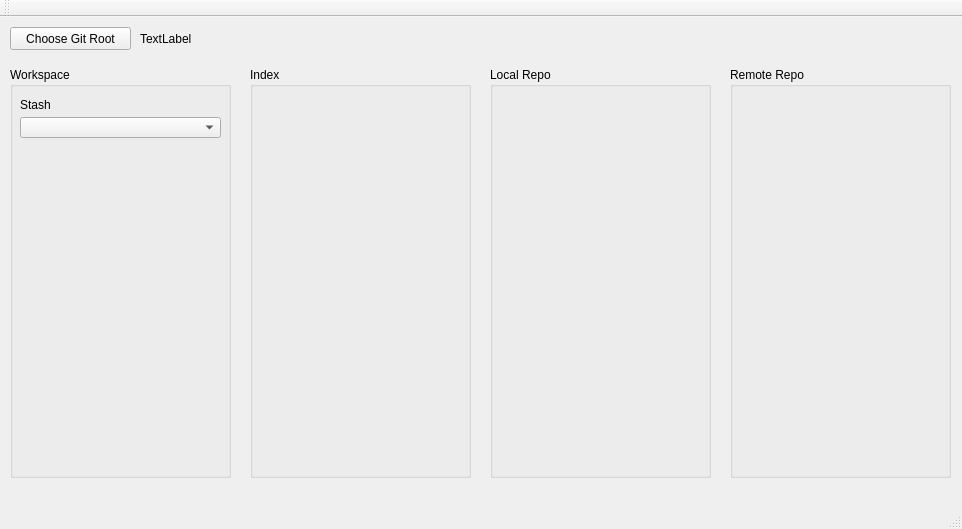
fsziegler/qt-git, file mainwindow.ui: the form before one commit.
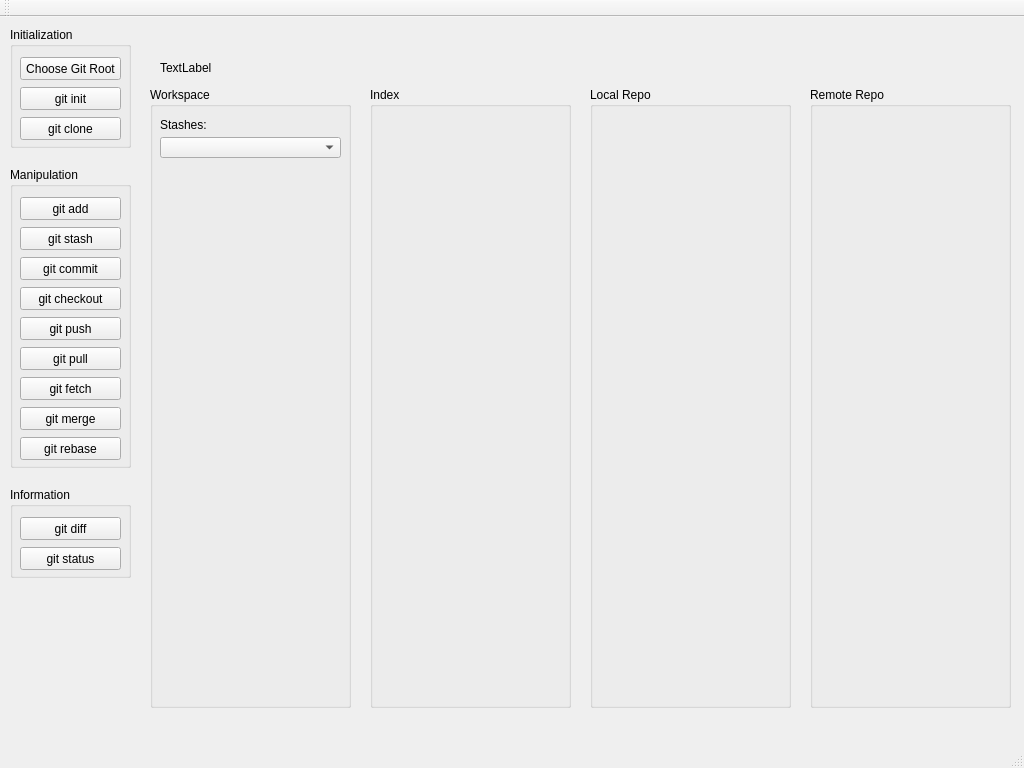
The form after the commit.

Commit message: Basic git init working. Much more on UI.

Patch:
```diff
--- a/mainwindow.ui
+++ b/mainwindow.ui
@@ -6,32 +6,19 @@
    <rect>
     <x>0</x>
     <y>0</y>
-    <width>962</width>
-    <height>529</height>
+    <width>1024</width>
+    <height>768</height>
    </rect>
   </property>
   <property name="windowTitle">
    <string>MainWindow</string>
   </property>
   <widget class="QWidget" name="centralWidget">
-   <widget class="QPushButton" name="btn_choose_git_root">
-    <property name="geometry">
-     <rect>
-      <x>10</x>
-      <y>10</y>
-      <width>121</width>
-      <height>23</height>
-     </rect>
-    </property>
-    <property name="text">
-     <string>Choose Git Root</string>
-    </property>
-   </widget>
    <widget class="QLabel" name="label_git_root">
     <property name="geometry">
      <rect>
-      <x>140</x>
-      <y>14</y>
+      <x>160</x>
+      <y>43</y>
       <width>811</width>
       <height>16</height>
      </rect>
@@ -43,10 +30,10 @@
    <widget class="QGroupBox" name="groupBox">
     <property name="geometry">
      <rect>
-      <x>10</x>
-      <y>50</y>
-      <width>221</width>
-      <height>411</height>
+      <x>150</x>
+      <y>70</y>
+      <width>201</width>
+      <height>621</height>
      </rect>
     </property>
     <property name="title">
@@ -70,19 +57,38 @@
       <rect>
        <x>10</x>
        <y>50</y>
-       <width>201</width>
+       <width>181</width>
        <height>21</height>
       </rect>
      </property>
     </widget>
+    <widget class="QLabel" name="label_stashes">
+     <property name="geometry">
+      <rect>
+       <x>10</x>
+       <y>30</y>
+       <width>181</width>
+       <height>16</height>
+      </rect>
+     </property>
+     <property name="text">
+      <string>Stashes:</string>
+     </property>
+    </widget>
+    <zorder>groupBox_2</zorder>
+    <zorder>comboBox_stash</zorder>
+    <zorder>btn_git_status</zorder>
+    <zorder>btn_git_diff</zorder>
+    <zorder>grpBox_information</zorder>
+    <zorder>label_stashes</zorder>
    </widget>
    <widget class="QGroupBox" name="groupBox_3">
     <property name="geometry">
      <rect>
-      <x>250</x>
-      <y>50</y>
-      <width>221</width>
-      <height>411</height>
+      <x>370</x>
+      <y>70</y>
+      <width>201</width>
+      <height>621</height>
      </rect>
     </property>
     <property name="title">
@@ -105,10 +111,10 @@
    <widget class="QGroupBox" name="groupBox_5">
     <property name="geometry">
      <rect>
-      <x>490</x>
-      <y>50</y>
-      <width>221</width>
-      <height>411</height>
+      <x>590</x>
+      <y>70</y>
+      <width>201</width>
+      <height>621</height>
      </rect>
     </property>
     <property name="title">
@@ -131,42 +137,248 @@
    <widget class="QGroupBox" name="groupBox_7">
     <property name="geometry">
      <rect>
-      <x>730</x>
-      <y>50</y>
-      <width>221</width>
-      <height>411</height>
+      <x>810</x>
+      <y>70</y>
+      <width>201</width>
+      <height>621</height>
      </rect>
     </property>
     <property name="title">
      <string>Remote Repo</string>
     </property>
-    <widget class="QGroupBox" name="groupBox_8">
+   </widget>
+   <widget class="QGroupBox" name="grpBox_initialization">
+    <property name="geometry">
+     <rect>
+      <x>10</x>
+      <y>10</y>
+      <width>121</width>
+      <height>121</height>
+     </rect>
+    </property>
+    <property name="title">
+     <string>Initialization</string>
+    </property>
+    <widget class="QPushButton" name="btn_choose_git_root">
      <property name="geometry">
       <rect>
-       <x>250</x>
-       <y>0</y>
-       <width>221</width>
-       <height>411</height>
+       <x>10</x>
+       <y>30</y>
+       <width>101</width>
+       <height>23</height>
       </rect>
      </property>
-     <property name="title">
-      <string>Workspace</string>
+     <property name="text">
+      <string>Choose Git Root</string>
      </property>
     </widget>
+    <widget class="QPushButton" name="btn_git_init">
+     <property name="geometry">
+      <rect>
+       <x>10</x>
+       <y>60</y>
+       <width>101</width>
+       <height>23</height>
+      </rect>
+     </property>
+     <property name="text">
+      <string>git init</string>
+     </property>
+    </widget>
+    <widget class="QPushButton" name="btn_git_clone">
+     <property name="geometry">
+      <rect>
+       <x>10</x>
+       <y>90</y>
+       <width>101</width>
+       <height>23</height>
+      </rect>
+     </property>
+     <property name="text">
+      <string>git clone</string>
+     </property>
+    </widget>
    </widget>
-   <widget class="QLabel" name="label">
+   <widget class="QGroupBox" name="grpBox_manipulation">
     <property name="geometry">
      <rect>
-      <x>20</x>
-      <y>80</y>
-      <width>191</width>
-      <height>16</height>
+      <x>10</x>
+      <y>150</y>
+      <width>121</width>
+      <height>301</height>
      </rect>
     </property>
-    <property name="text">
-     <string>Stash</string>
+    <property name="title">
+     <string>Manipulation</string>
     </property>
+    <widget class="QPushButton" name="btn_git_add">
+     <property name="geometry">
+      <rect>
+       <x>10</x>
+       <y>30</y>
+       <width>101</width>
+       <height>23</height>
+      </rect>
+     </property>
+     <property name="text">
+      <string>git add</string>
+     </property>
+    </widget>
+    <widget class="QPushButton" name="btn_git_stash">
+     <property name="geometry">
+      <rect>
+       <x>10</x>
+       <y>60</y>
+       <width>101</width>
+       <height>23</height>
+      </rect>
+     </property>
+     <property name="text">
+      <string>git stash</string>
+     </property>
+    </widget>
+    <widget class="QPushButton" name="btn_git_commit">
+     <property name="geometry">
+      <rect>
+       <x>10</x>
+       <y>90</y>
+       <width>101</width>
+       <height>23</height>
+      </rect>
+     </property>
+     <property name="text">
+      <string>git commit</string>
+     </property>
+    </widget>
+    <widget class="QPushButton" name="btn_git_checkout">
+     <property name="geometry">
+      <rect>
+       <x>10</x>
+       <y>120</y>
+       <width>101</width>
+       <height>23</height>
+      </rect>
+     </property>
+     <property name="text">
+      <string>git checkout</string>
+     </property>
+    </widget>
+    <widget class="QPushButton" name="btn_git_push">
+     <property name="geometry">
+      <rect>
+       <x>10</x>
+       <y>150</y>
+       <width>101</width>
+       <height>23</height>
+      </rect>
+     </property>
+     <property name="text">
+      <string>git push</string>
+     </property>
+    </widget>
+    <widget class="QPushButton" name="btn_git_pull">
+     <property name="geometry">
+      <rect>
+       <x>10</x>
+       <y>180</y>
+       <width>101</width>
+       <height>23</height>
+      </rect>
+     </property>
+     <property name="text">
+      <string>git pull</string>
+     </property>
+    </widget>
+    <widget class="QPushButton" name="btn_git_fetch">
+     <property name="geometry">
+      <rect>
+       <x>10</x>
+       <y>210</y>
+       <width>101</width>
+       <height>23</height>
+      </rect>
+     </property>
+     <property name="text">
+      <string>git fetch</string>
+     </property>
+    </widget>
+    <widget class="QPushButton" name="btn_git_merge">
+     <property name="geometry">
+      <rect>
+       <x>10</x>
+       <y>240</y>
+       <width>101</width>
+       <height>23</height>
+      </rect>
+     </property>
+     <property name="text">
+      <string>git merge</string>
+     </property>
+    </widget>
+    <widget class="QPushButton" name="btn_git_rebase">
+     <property name="geometry">
+      <rect>
+       <x>10</x>
+       <y>270</y>
+       <width>101</width>
+       <height>23</height>
+      </rect>
+     </property>
+     <property name="text">
+      <string>git rebase</string>
+     </property>
+    </widget>
    </widget>
+   <widget class="QGroupBox" name="grpBox_information">
+    <property name="geometry">
+     <rect>
+      <x>10</x>
+      <y>470</y>
+      <width>121</width>
+      <height>91</height>
+     </rect>
+    </property>
+    <property name="title">
+     <string>Information</string>
+    </property>
+    <widget class="QPushButton" name="btn_git_diff">
+     <property name="geometry">
+      <rect>
+       <x>10</x>
+       <y>30</y>
+       <width>101</width>
+       <height>23</height>
+      </rect>
+     </property>
+     <property name="text">
+      <string>git diff</string>
+     </property>
+    </widget>
+    <widget class="QPushButton" name="btn_git_status">
+     <property name="geometry">
+      <rect>
+       <x>10</x>
+       <y>60</y>
+       <width>101</width>
+       <height>23</height>
+      </rect>
+     </property>
+     <property name="text">
+      <string>git status</string>
+     </property>
+    </widget>
+    <zorder>grpBox_index</zorder>
+    <zorder>btn_git_diff</zorder>
+    <zorder>btn_git_status</zorder>
+   </widget>
+   <zorder>grpBox_initialization</zorder>
+   <zorder>grpBox_information</zorder>
+   <zorder>grpBox_manipulation</zorder>
+   <zorder>label_git_root</zorder>
+   <zorder>grpBox_workspace</zorder>
+   <zorder>grpBox_index</zorder>
+   <zorder>grpBox_local_repo</zorder>
+   <zorder>grpBox_remote_repo</zorder>
   </widget>
   <widget class="QMenuBar" name="menuBar">
    <property name="geometry">
```
Left out of the diff: 36 changed lines with no effect on the pictures. The commit also changes 11 other files.
